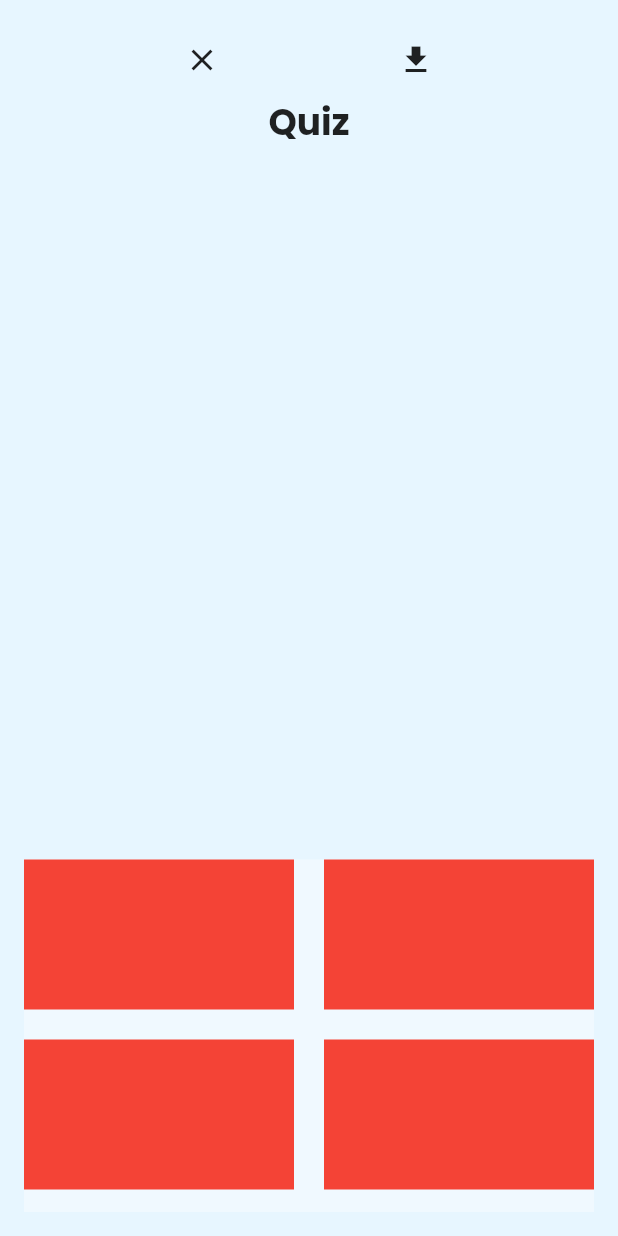
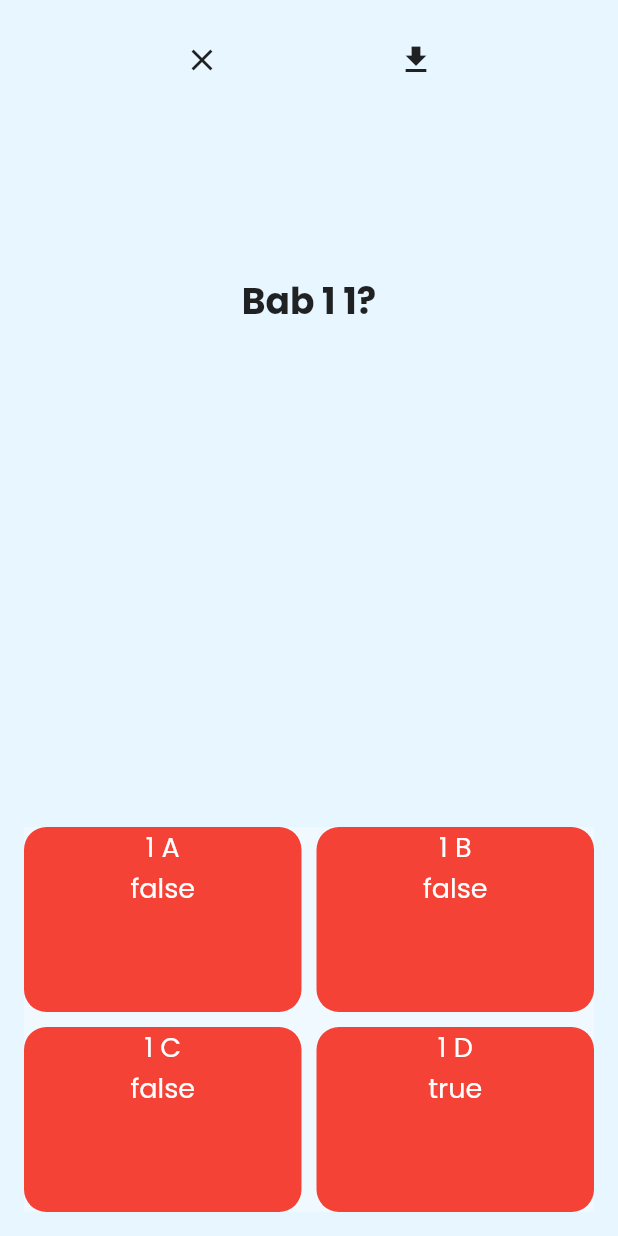
Before and after one commit to zanuar35/kolearn, a Flutter app: the QuizScreen screen opened directly, after a tap on the "download" icon, on a phone screen of 412 x 824 dp. Run offline on Flutter 3.47's test engine with Material 2 defaults, Android fonts, the phone set to English and light mode, and no system bars; our stand-ins replace audioplayers, bloc, equatable, flutter_bloc, flutter_easyloading, flutter_screenutil and 4 more; accounts and stored records are empty; network calls fail; statements that could not run were skipped.

Commit message:
add widget quiz screen

```diff
--- a/lib/blocs/quiz/cubit/quiz_cubit.dart
+++ b/lib/blocs/quiz/cubit/quiz_cubit.dart
@@ -3,7 +3,6 @@ import 'dart:convert';
 import 'package:bloc/bloc.dart';
 import 'package:equatable/equatable.dart';
 import 'package:flutter/services.dart';
-import 'package:kolearn/models/quiz.dart';
 
 part 'quiz_state.dart';
 
@@ -12,10 +11,10 @@ class QuizCubit extends Cubit<QuizState> {
 
   void loadQuiz() async {
     emit(QuizLoading());
-    var jsonText = await rootBundle.loadString('assets/database/quiz.json');
+    var jsonText = await rootBundle.loadString('assets/quiz.json');
     var response = json.decode(jsonText);
-    print(response);
+    print(response[0]);
     await Future.delayed(const Duration(milliseconds: 500));
-  emit(QuizLoaded(quizModel: response));
+    emit(QuizLoaded(list: response));
   }
 }
--- a/lib/blocs/quiz/cubit/quiz_state.dart
+++ b/lib/blocs/quiz/cubit/quiz_state.dart
@@ -12,9 +12,9 @@ class QuizInitial extends QuizState {}
 class QuizLoading extends QuizState {}
 
 class QuizLoaded extends QuizState {
-  final QuizModel quizModel;
-  const QuizLoaded({required this.quizModel});
+  final List list;
+  const QuizLoaded({required this.list});
 
   @override
-  List<Object> get props => [quizModel];
+  List<Object> get props => [list];
 }
--- a/lib/core/app_url.dart
+++ b/lib/core/app_url.dart
@@ -1,3 +1,3 @@
 class AppUrl {
-  static String baseUrl = "https://a9a0-103-108-23-3.ap.ngrok.io";
+  static String baseUrl = "https://b4e2-103-108-21-101.ap.ngrok.io";
 }
--- a/lib/screen/quiz_screen/quiz_screen.dart
+++ b/lib/screen/quiz_screen/quiz_screen.dart
@@ -13,7 +13,14 @@ class QuizScreen extends StatefulWidget {
 
 class _QuizScreenState extends State<QuizScreen> {
   @override
+  void initState() {
+    super.initState();
+    // BlocProvider.of<QuizCubit>(context).loadQuiz();
+  }
+
+  @override
   Widget build(BuildContext context) {
+    int _currentIndex = 0;
     return Scaffold(
       body: SafeArea(
         child: PageView.builder(
@@ -30,29 +37,7 @@ class _QuizScreenState extends State<QuizScreen> {
                         children: [
                           IconButton(
                               onPressed: () {
-                                showDialog(
-                                  context: context,
-                                  builder: (BuildContext context) =>
-                                      AlertDialog(
-                                    title: const Text('AlertDialog Title'),
-                                    content:
-                                        const Text('AlertDialog description'),
-                                    actions: <Widget>[
-                                      TextButton(
-                                        onPressed: () =>
-                                            Navigator.pop(context, 'Cancel'),
-                                        child: const Text('Cancel'),
-                                      ),
-                                      TextButton(
-                                        onPressed: () async {
-                                          Navigator.pop(context, 'OK');
-                                          Navigator.pop(context, 'OK');
-                                        },
-                                        child: const Text('OK'),
-                                      ),
-                                    ],
-                                  ),
-                                );
+                                showDialogBox(context);
                               },
                               icon: const Icon(Icons.close)),
                           IconButton(
@@ -63,52 +48,74 @@ class _QuizScreenState extends State<QuizScreen> {
                         ],
                       ),
                       Row(
-                        children: const [
-                          Expanded(
-                            child: Text("Quiz",
-                                textAlign: TextAlign.center,
-                                style: TextStyle(
-                                    fontSize: 24, fontWeight: FontWeight.bold)),
-                          )
+                        children: [
+                          BlocBuilder<QuizCubit, QuizState>(
+                              builder: ((context, state) {
+                            if (state is QuizLoading) {
+                              return const Expanded(
+                                child: Text("Loading...",
+                                    textAlign: TextAlign.center,
+                                    style: TextStyle(
+                                        fontSize: 24,
+                                        fontWeight: FontWeight.bold)),
+                              );
+                            }
+                            if (state is QuizLoaded) {
+                              return Expanded(
+                                child: Container(
+                                  height:
+                                      MediaQuery.of(context).size.height / 3,
+                                  color: Colors.transparent,
+                                  child: Center(
+                                    child: Text(
+                                        state.list[_currentIndex]['questions']
+                                            [index]['title'],
+                                        textAlign: TextAlign.center,
+                                        style: const TextStyle(
+                                            fontSize: 24,
+                                            fontWeight: FontWeight.bold)),
+                                  ),
+                                ),
+                              );
+                            }
+                            return Container();
+                          })),
                         ],
                       ),
-                      // const SizedBox(height: 200),
                       Expanded(
                           child: Container(
                         color: Colors.transparent,
                       )),
                       Container(
-                        width: double.infinity,
-                        color: Colors.white38,
-                        child: Column(
-                          children: [
-                            Row(
-                              children: [
-                                Expanded(child: answerBox()),
-                                const SizedBox(
-                                  width: 20,
-                                ),
-                                Expanded(child: answerBox()),
-                              ],
-                            ),
-                            const SizedBox(
-                              height: 20,
-                            ),
-                            Row(
-                              children: [
-                                Expanded(child: answerBox()),
-                                const SizedBox(
-                                  width: 20,
-                                ),
-                                Expanded(child: answerBox()),
-                              ],
-                            ),
-                            const SizedBox(
-                              height: 15,
-                            )
-                          ],
-                        ),
-                      )
+                          width: double.infinity,
+                          color: Colors.white38,
+                          child: GridView.builder(
+                              itemCount: 4,
+                              shrinkWrap: true,
+                              gridDelegate:
+                                  const SliverGridDelegateWithFixedCrossAxisCount(
+                                crossAxisCount: 2,
+                                childAspectRatio: 1.5,
+                                crossAxisSpacing: 10,
+                                mainAxisSpacing: 10,
+                              ),
+                              itemBuilder: (context, index1) {
+                                return BlocBuilder<QuizCubit, QuizState>(
+                                    builder: ((context, state) {
+                                  if (state is QuizLoading) {
+                                    return answerBox("loading", '');
+                                  }
+                                  if (state is QuizLoaded) {
+                                    return answerBox(
+                                      state.list[_currentIndex]['questions']
+                                          [index]['answers'][index1]['title'],
+                                      state.list[index]['questions'][index]
+                                          ['answers'][index1]['isRight'],
+                                    );
+                                  }
+                                  return Container();
+                                }));
+                              }))
                     ],
                   ));
             }),
@@ -117,10 +124,50 @@ class _QuizScreenState extends State<QuizScreen> {
   }
 }
 
-Widget answerBox() {
+Widget answerBox(String text, isRight) {
   return Container(
     width: 100,
     height: 100,
-    color: Colors.red,
+    decoration: BoxDecoration(
+        color: Colors.red, borderRadius: BorderRadius.circular(15)),
+    child: Center(
+      child: Column(
+        children: [
+          Text(
+            text,
+            textAlign: TextAlign.center,
+            style: TextStyle(color: AppColors.white, fontSize: 18),
+          ),
+          Text(
+            isRight == null ? 'false' : 'true',
+            textAlign: TextAlign.center,
+            style: TextStyle(color: AppColors.white, fontSize: 18),
+          ),
+        ],
+      ),
+    ),
   );
 }
+
+Future<dynamic> showDialogBox(BuildContext context) {
+  return showDialog(
+    context: context,
+    builder: (BuildContext context) => AlertDialog(
+      title: const Text('AlertDialog Title'),
+      content: const Text('AlertDialog description'),
+      actions: <Widget>[
+        TextButton(
+          onPressed: () => Navigator.pop(context, 'Cancel'),
+          child: const Text('Cancel'),
+        ),
+        TextButton(
+          onPressed: () async {
+            Navigator.pop(context, 'OK');
+            Navigator.pop(context, 'OK');
+          },
+          child: const Text('OK'),
+        ),
+      ],
+    ),
+  );
+}
--- a/pubspec.yaml
+++ b/pubspec.yaml
@@ -75,7 +75,6 @@ flutter:
   assets:
     - assets/
     - assets/img/
-    - assets/database
   #   - images/a_dot_ham.jpeg
 
   # An image asset can refer to one or more resolution-specific "variants", see
```
Also changed, not shown: assets/database/quiz.json (deleted, +0 -46 lines), assets/quiz.json (added, +178 -0 lines).
